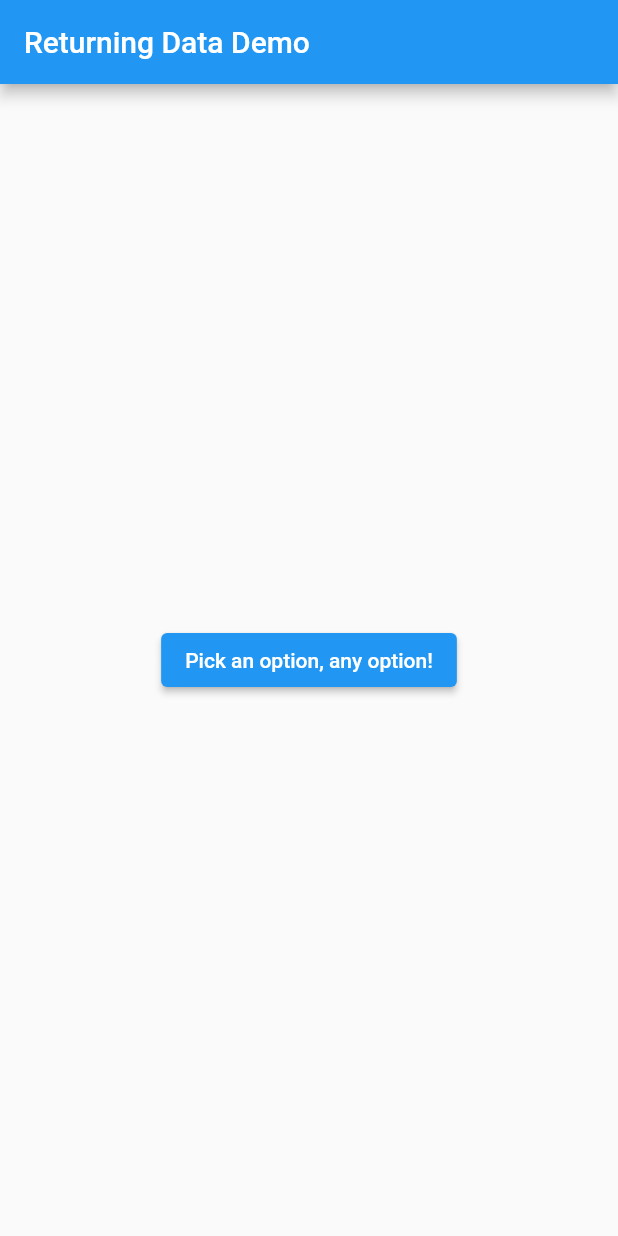
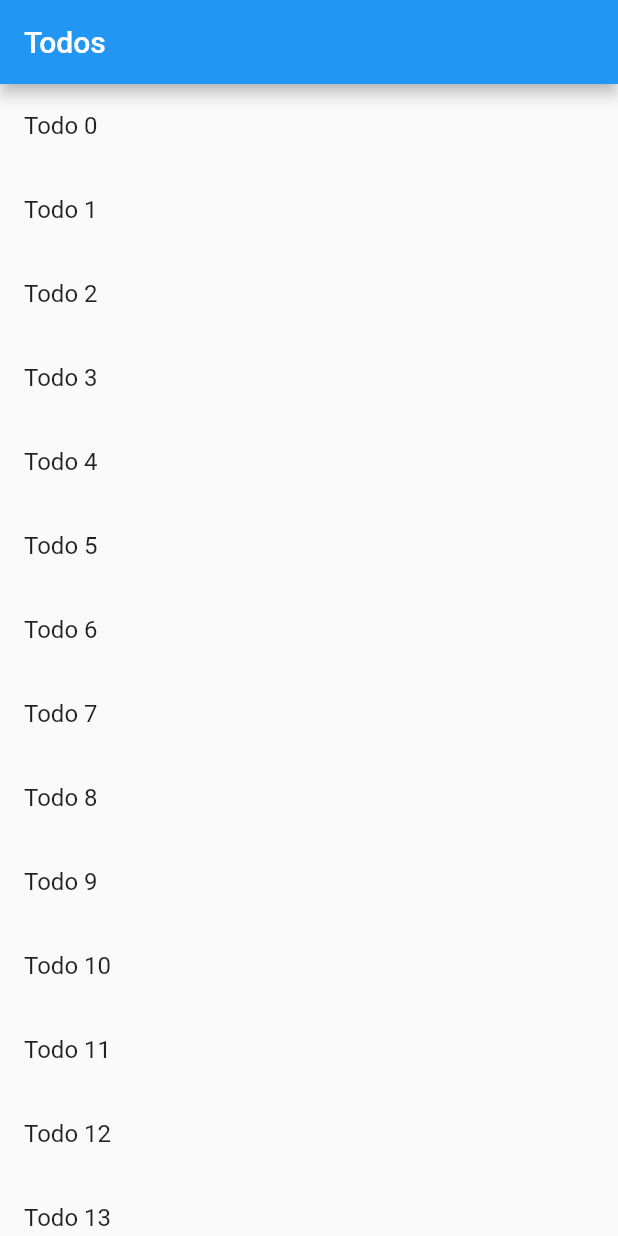
Before and after one commit to aisyahnadhira/flutter_navigation, a Flutter app: the screen it shows after launch, on a phone screen of 412 x 824 dp. Run offline on Flutter 3.47's test engine with Material 2 defaults, Android fonts, the light colour scheme and no system bars.

Commit message:
create todo screen

```diff
--- a/lib/main.dart
+++ b/lib/main.dart
@@ -1,96 +1,81 @@
 import 'package:flutter/material.dart';
 
 void main() {
-  runApp(const MyApp());
+  runApp(
+    MaterialApp(
+      title: 'Passing Data',
+      home: TodosScreen(
+        todos: List.generate(
+          20,
+          (i) => Todo(
+            'Todo $i',
+            'A description of what needs to be done for Todo $i',
+          ),
+        ),
+      ),
+    ),
+  );
 }
 
-class MyApp extends StatelessWidget {
-  const MyApp({Key? key}) : super(key: key);
+class Todo {
+  final String title;
+  final String description;
 
-  @override
-  Widget build(BuildContext context) {
-    return const MaterialApp(
-      debugShowCheckedModeBanner: false,
-      title: 'Navigation',
-      home: HomeScreen(),
-    );
-  }
+  const Todo(this.title, this.description);
 }
 
-class SelectionButton extends StatelessWidget {
-  const SelectionButton({Key? key}) : super(key: key);
+final todos = List.generate(
+  20,
+  (i) => Todo(
+    'Todo $i',
+    'A description of what needs to be done for Todo $i',
+  ),
+);
 
-  @override
-  Widget build(BuildContext context) {
-    return ElevatedButton(
-      onPressed: () {
-        _navigateAndDisplaySelection(context);
-      },
-      child: const Text('Pick an option, any option!'),
-    );
-  }
+class TodosScreen extends StatelessWidget {
+  const TodosScreen({Key? key, required this.todos}) : super(key: key);
 
-  void _navigateAndDisplaySelection(BuildContext context) async {
-    final result = await Navigator.push(
-      context,
-      MaterialPageRoute(builder: (context) => const SelectionScreen()),
-    );
-    ScaffoldMessenger.of(context)
-      ..removeCurrentSnackBar()
-      ..showSnackBar(SnackBar(content: Text('$result')));
-  }
-}
-
-
-class SelectionScreen extends StatelessWidget {
-  const SelectionScreen({Key? key}) : super(key: key);
+  final List<Todo> todos;
 
   @override
   Widget build(BuildContext context) {
     return Scaffold(
       appBar: AppBar(
-        title: const Text('Pick an option'),
+        title: const Text('Todos'),
       ),
-      body: Center(
-        child: Column(
-          mainAxisAlignment: MainAxisAlignment.center,
-          children: [
-            Padding(
-              padding: const EdgeInsets.all(8.0),
-              child: ElevatedButton(
-                onPressed: () {
-                   Navigator.pop(context, 'Yep!');
-                },
-                child: const Text('Yep!'),
-              ),
-            ),
-            Padding(
-              padding: const EdgeInsets.all(8.0),
-              child: ElevatedButton(
-                onPressed: () {
-                   Navigator.pop(context, 'None!');
-                },
-                child: const Text('Nope.'),
-              ),
-            )
-          ],
-        ),
+      body: ListView.builder(
+        itemCount: todos.length,
+        itemBuilder: (context, index) {
+          return ListTile(
+            title: Text(todos[index].title),
+          onTap: () {
+        Navigator.push(
+          context,
+          MaterialPageRoute(
+            builder: (context) => DetailScreen(todo: todos[index]),
+          ),
+        );
+          },
+         );
+        },
       ),
     );
   }
 }
 
-class HomeScreen extends StatelessWidget {
-  const HomeScreen({Key? key}) : super(key: key);
+class DetailScreen extends StatelessWidget {
+  const DetailScreen({Key? key, required this.todo}) : super(key: key);
+  final Todo todo;
 
   @override
   Widget build(BuildContext context) {
     return Scaffold(
       appBar: AppBar(
-        title: const Text('Returning Data Demo'),
+        title: Text(todo.title),
       ),
-      body: const Center(
-        child: SelectionButton(),
+      body: Padding(
+        padding: const EdgeInsets.all(16.0),
+        child: Text(todo.description),
       ),
     );
   }
```
